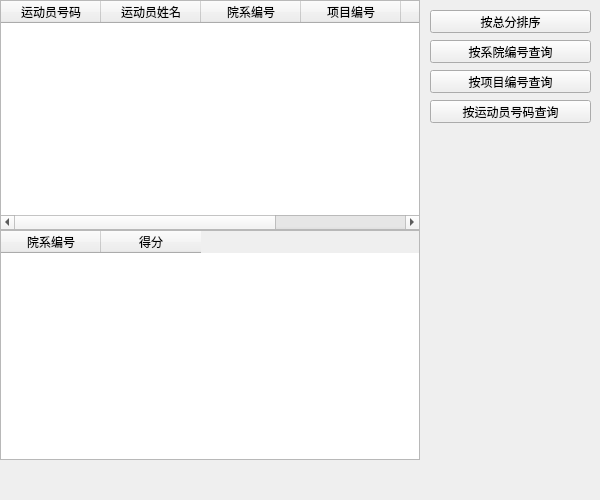
Above: form/sys_admin_check_results.ui from equence/2024_NJUPT_Program_Design before the change. Below: the same form after it.
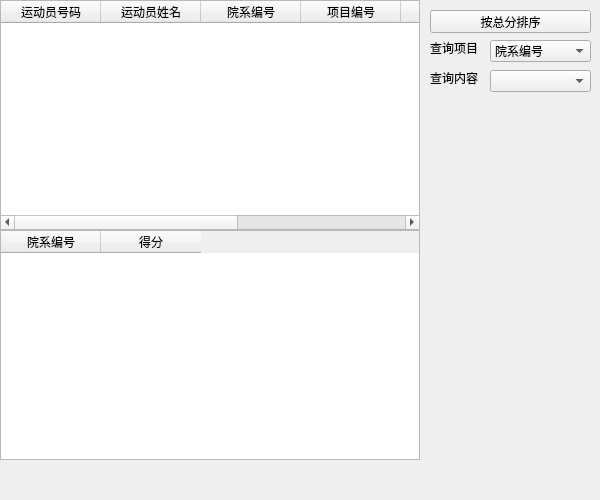
That is the form after the change.

The edit to the form file:
```diff
--- a/form/sys_admin_check_results.ui
+++ b/form/sys_admin_check_results.ui
@@ -52,6 +52,11 @@
      <string>排名</string>
     </property>
    </column>
+   <column>
+    <property name="text">
+     <string>状态</string>
+    </property>
+   </column>
   </widget>
   <widget class="QPushButton" name="pushButton">
    <property name="geometry">
@@ -66,45 +71,6 @@
     <string>按总分排序</string>
    </property>
   </widget>
-  <widget class="QPushButton" name="pushButton_2">
-   <property name="geometry">
-    <rect>
-     <x>430</x>
-     <y>40</y>
-     <width>161</width>
-     <height>23</height>
-    </rect>
-   </property>
-   <property name="text">
-    <string>按系院编号查询</string>
-   </property>
-  </widget>
-  <widget class="QPushButton" name="pushButton_3">
-   <property name="geometry">
-    <rect>
-     <x>430</x>
-     <y>70</y>
-     <width>161</width>
-     <height>23</height>
-    </rect>
-   </property>
-   <property name="text">
-    <string>按项目编号查询</string>
-   </property>
-  </widget>
-  <widget class="QPushButton" name="pushButton_4">
-   <property name="geometry">
-    <rect>
-     <x>430</x>
-     <y>100</y>
-     <width>161</width>
-     <height>23</height>
-    </rect>
-   </property>
-   <property name="text">
-    <string>按运动员号码查询</string>
-   </property>
-  </widget>
   <widget class="QTableWidget" name="tableWidget_byCollege">
    <property name="geometry">
     <rect>
@@ -125,6 +91,67 @@
     </property>
    </column>
   </widget>
+  <widget class="QComboBox" name="comboBox">
+   <property name="geometry">
+    <rect>
+     <x>490</x>
+     <y>40</y>
+     <width>101</width>
+     <height>22</height>
+    </rect>
+   </property>
+   <item>
+    <property name="text">
+     <string>院系编号</string>
+    </property>
+   </item>
+   <item>
+    <property name="text">
+     <string>项目编号</string>
+    </property>
+   </item>
+   <item>
+    <property name="text">
+     <string>运动员号码</string>
+    </property>
+   </item>
+  </widget>
+  <widget class="QLabel" name="label">
+   <property name="geometry">
+    <rect>
+     <x>430</x>
+     <y>40</y>
+     <width>50</width>
+     <height>15</height>
+    </rect>
+   </property>
+   <property name="text">
+    <string>查询项目</string>
+   </property>
+  </widget>
+  <widget class="QLabel" name="label_2">
+   <property name="geometry">
+    <rect>
+     <x>430</x>
+     <y>70</y>
+     <width>50</width>
+     <height>15</height>
+    </rect>
+   </property>
+   <property name="text">
+    <string>查询内容</string>
+   </property>
+  </widget>
+  <widget class="QComboBox" name="comboBox_2">
+   <property name="geometry">
+    <rect>
+     <x>490</x>
+     <y>70</y>
+     <width>101</width>
+     <height>22</height>
+    </rect>
+   </property>
+  </widget>
  </widget>
  <resources/>
  <connections>
```
Left out of the diff: 58 changed lines with no effect on the pictures.
